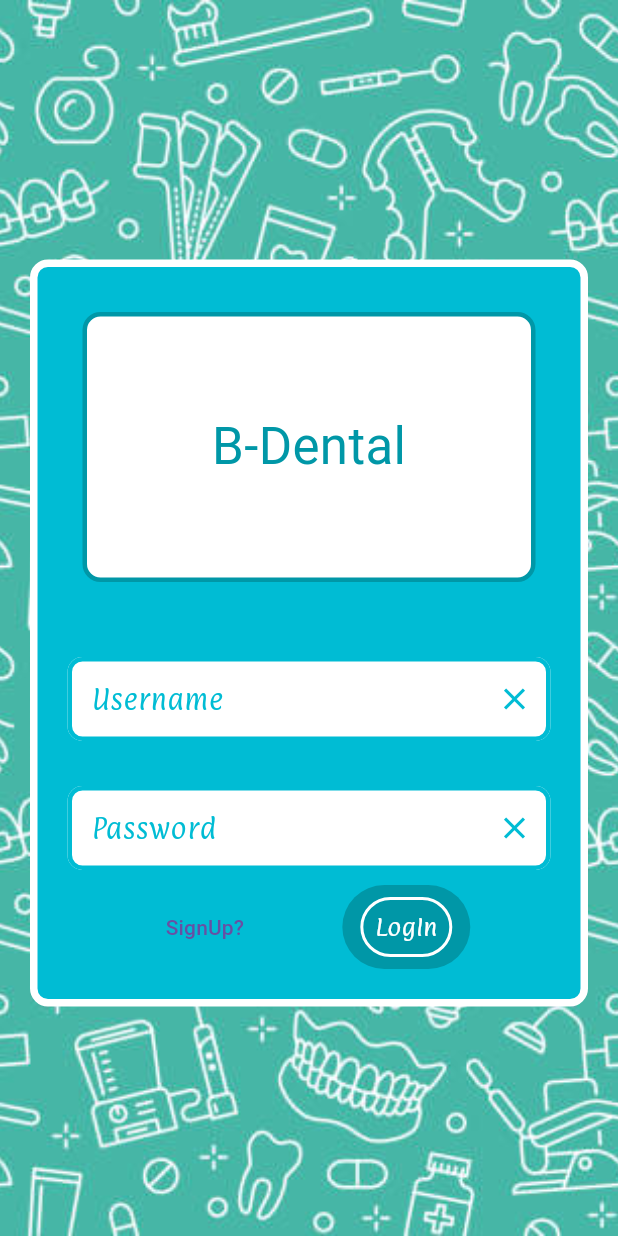
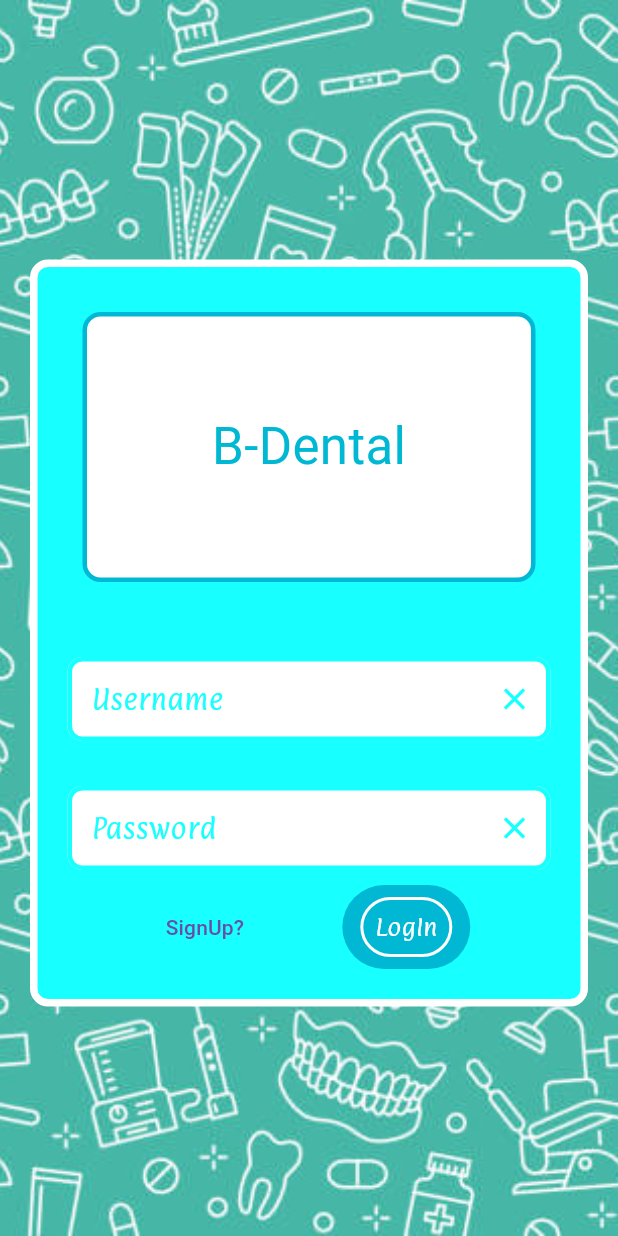
Before and after one commit to AbdullahAlBitar/B-Dental-Flutter, a Flutter app: the screen it shows after launch, on a phone screen of 412 x 824 dp. Run offline on Flutter 3.47's test engine with Material 3 defaults, Android fonts, the light colour scheme and no system bars; our stand-ins replace shared_preferences; Roboto replaces fonts that are missing (SpicyRice); project files that could hold a hidden picture were left out.

Commit message:
globle colors added

```diff
--- a/lib/globals.dart
+++ b/lib/globals.dart
@@ -1,4 +1,8 @@
 import 'package:flutter/material.dart';
 
-Color globalColorDark = Colors.cyan.shade700;
-Color globalColorLight = Colors.cyan;
+Color globalColorDarker =const Color.fromARGB(255, 0, 69, 75);
+Color globalColorDark = Colors.cyanAccent.shade700;
+Color globalColorLight =Colors.cyanAccent;
+
+Color globalBG = const Color.fromARGB(255, 59, 59, 59);
+Color globalDarkBG = const Color.fromARGB(255, 32, 32, 32);
```
